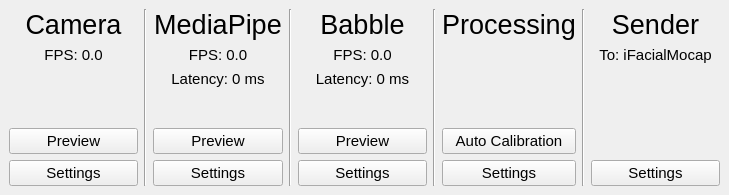
Old version of the form FoxyFace/src/ui/qtcreator/MainWindow.ui in the repository Jeka8833/FoxyFace.
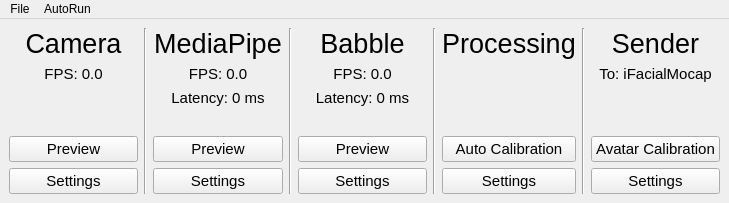
New version of the form.

```diff
--- a/FoxyFace/src/ui/qtcreator/MainWindow.ui
+++ b/FoxyFace/src/ui/qtcreator/MainWindow.ui
@@ -7,7 +7,7 @@
     <x>0</x>
     <y>0</y>
     <width>729</width>
-    <height>195</height>
+    <height>203</height>
    </rect>
   </property>
   <property name="windowTitle">
@@ -388,7 +388,19 @@
        </spacer>
       </item>
       <item>
-       <widget class="QPushButton" name="open_vrcft_settings_btn">
+       <widget class="QPushButton" name="open_avatar_calibration_btn">
+        <property name="font">
+         <font>
+          <pointsize>11</pointsize>
+         </font>
+        </property>
+        <property name="text">
+         <string>Avatar Calibration</string>
+        </property>
+       </widget>
+      </item>
+      <item>
+       <widget class="QPushButton" name="open_sender_settings_btn">
         <property name="font">
          <font>
           <pointsize>11</pointsize>
@@ -403,6 +415,43 @@
     </item>
    </layout>
   </widget>
+  <widget class="QMenuBar" name="menuBar">
+   <property name="geometry">
+    <rect>
+     <x>0</x>
+     <y>0</y>
+     <width>729</width>
+     <height>21</height>
+    </rect>
+   </property>
+   <widget class="QMenu" name="menuAutoRun">
+    <property name="title">
+     <string>AutoRun</string>
+    </property>
+    <addaction name="actionSetup_AutoRun"/>
+   </widget>
+   <widget class="QMenu" name="menuFile">
+    <property name="title">
+     <string>File</string>
+    </property>
+    <addaction name="actionExit"/>
+   </widget>
+   <addaction name="menuFile"/>
+   <addaction name="menuAutoRun"/>
+  </widget>
+  <action name="actionSetup_AutoRun">
+   <property name="text">
+    <string>Setup AutoRun</string>
+   </property>
+  </action>
+  <action name="actionExit">
+   <property name="text">
+    <string>Exit</string>
+   </property>
+   <property name="shortcut">
+    <string>Ctrl+Q</string>
+   </property>
+  </action>
  </widget>
  <resources/>
  <connections/>
```
Left out of the diff: 21 changed lines with no effect on the pictures.
